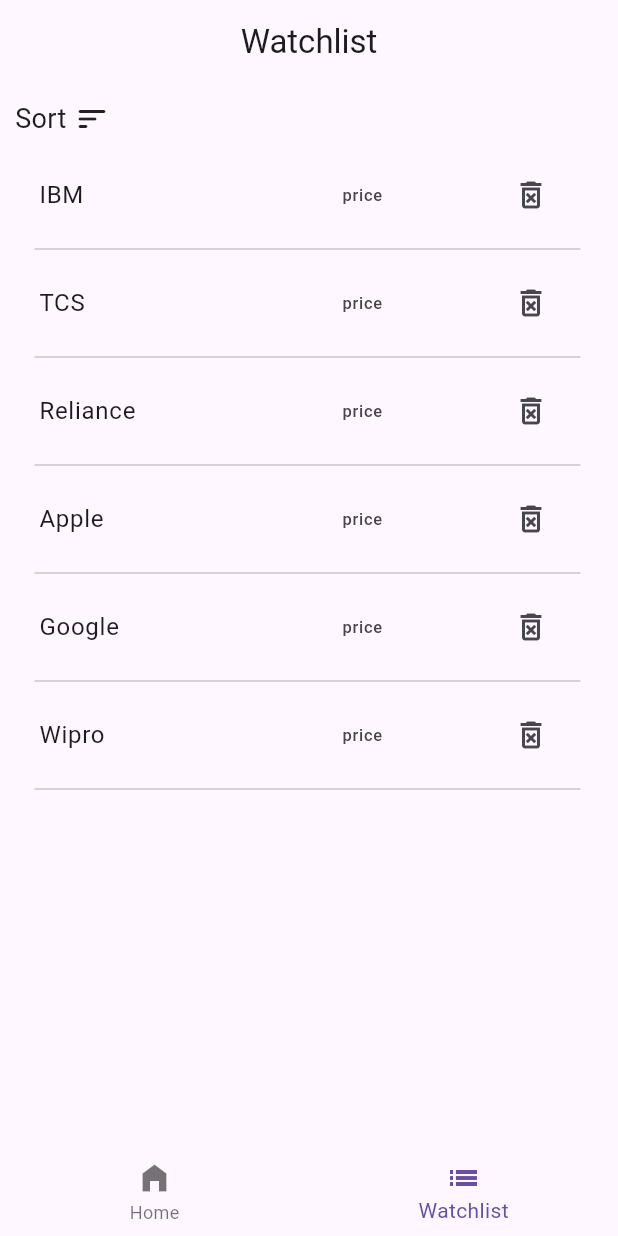
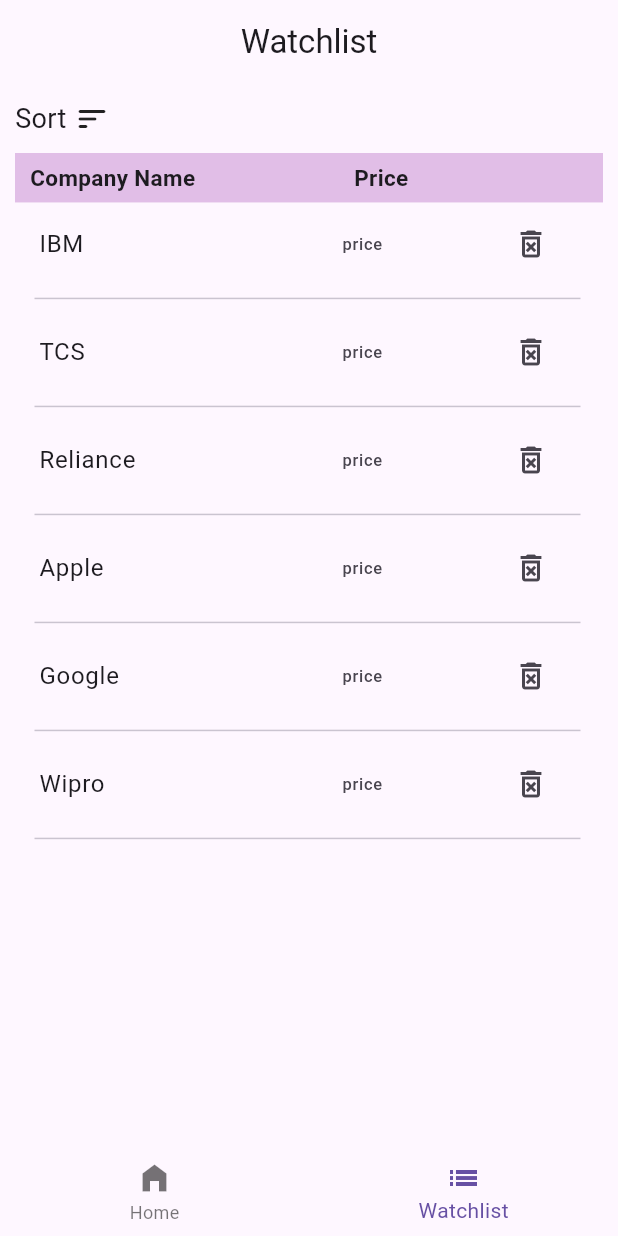
Before and after one commit to Thiruvikraman1998/Assignment_Stock_app, a Flutter app: the screen it shows after launch, item 2 of the bottom bar chosen, on a phone screen of 412 x 824 dp. Run offline on Flutter 3.47's test engine with Material 2 defaults, Android fonts, the phone set to English and light mode, and no system bars.

Commit message:
completed watchlist UI

```diff
--- a/stocks/lib/screens/watchlist_screen.dart
+++ b/stocks/lib/screens/watchlist_screen.dart
@@ -1,11 +1,12 @@
 import 'package:flutter/material.dart';
-import 'package:stocks/widgets/wishlist_tIle.dart';
+import 'package:stocks/widgets/watchlist_tIle.dart';
 
 class WatchListScreen extends StatelessWidget {
   const WatchListScreen({super.key});
 
   @override
   Widget build(BuildContext context) {
+    final size = MediaQuery.of(context).size;
     final List comps = ['IBM', 'TCS', 'Reliance', 'Apple', 'Google', 'Wipro'];
     return Scaffold(
       appBar: AppBar(
@@ -16,6 +17,7 @@ class WatchListScreen extends StatelessWidget {
         margin: const EdgeInsets.all(10),
         child: Column(
           children: [
+            // Sort button to sort the watch list items.
             GestureDetector(
               onTap: () {},
               child: const Row(
@@ -32,13 +34,43 @@ class WatchListScreen extends StatelessWidget {
               ),
             ),
             const SizedBox(height: 10),
+
+            // list header column
+            Container(
+              padding: const EdgeInsets.symmetric(horizontal: 10),
+              height: size.height * 0.04,
+              color: Colors.purple[100],
+              child: const Row(
+                //mainAxisAlignment: MainAxisAlignment.spaceBetween,
+                children: [
+                  Flexible(
+                    flex: 1,
+                    child: Text(
+                      'Company Name',
+                      style:
+                          TextStyle(fontWeight: FontWeight.w700, fontSize: 15),
+                    ),
+                  ),
+                  Flexible(
+                    flex: 2,
+                    child: Center(
+                      child: Text(
+                        'Price',
+                        style: TextStyle(
+                            fontWeight: FontWeight.w700, fontSize: 15),
+                      ),
+                    ),
+                  )
+                ],
+              ),
+            ),
             Expanded(
               child: ListView.builder(
                 itemCount: comps.length,
                 itemBuilder: (context, index) {
                   return Column(
                     children: [
-                      WishListTile(
+                      WatchlistTile(
                         compname: comps[index],
                       ),
                       const Divider(
--- a/stocks/lib/widgets/wishlist_tIle.dart
+++ b/stocks/lib/widgets/watchlist_tIle.dart
@@ -1,8 +1,8 @@
 import 'package:flutter/material.dart';
 
-class WishListTile extends StatelessWidget {
+class WatchlistTile extends StatelessWidget {
   final String compname;
-  const WishListTile({super.key, required this.compname});
+  const WatchlistTile({super.key, required this.compname});
 
   @override
   Widget build(BuildContext context) {
```
